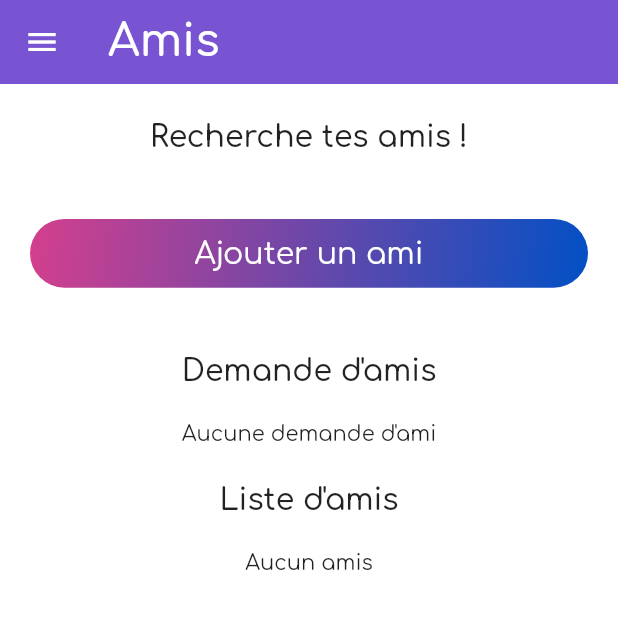
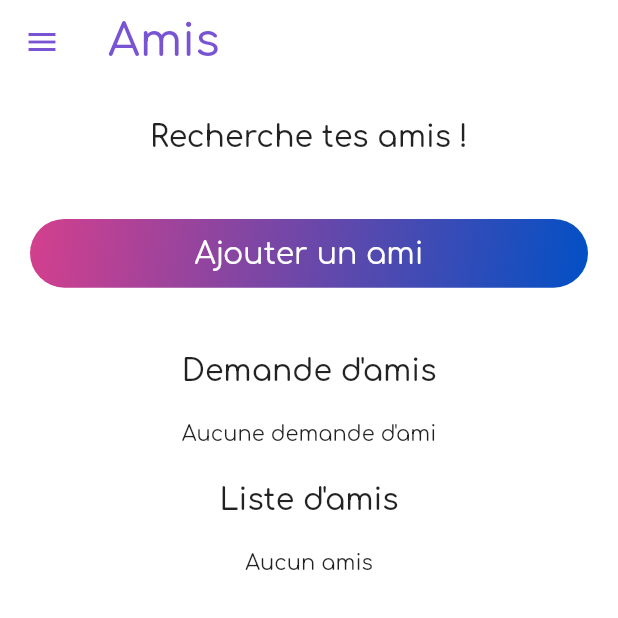
Before and after one commit to jeremySrgt/lynightProject, a Flutter app: the FriendsPage screen opened by its route, on a phone screen of 412 x 824 dp, the top half of it. Run offline on Flutter 3.47's test engine with Material 2 defaults, Android fonts, the phone set to English and light mode, and no system bars; drawn by our look-alikes of pull_to_refresh; our stand-ins replace cloud_firestore, firebase_auth, firebase_storage, flutter_datetime_picker, flutter_slidable, font_awesome_flutter and 6 more; missing offline and left inert: folding_cell, qr_code_scanner; accounts and stored records are empty; project files that could hold a hidden picture were left out.

Commit message:
friends change app bar

```diff
--- a/lib/friends/friendsPage.dart
+++ b/lib/friends/friendsPage.dart
@@ -560,11 +560,11 @@ class _FriendsPageState extends State<FriendsPage> {
       backgroundColor: Colors.white,
       appBar: AppBar(
         elevation: 0.0, // pour éviter l'ombre qui fait moche avec l'animation du refresh
-        backgroundColor: Theme.of(context).primaryColor,
-        iconTheme: IconThemeData(color: Colors.white),
+        backgroundColor: Colors.white,
+        iconTheme: IconThemeData(color: Theme.of(context).primaryColor),
         title: Text(
           'Amis',
-          style: TextStyle(color: Colors.white, fontSize: 30),
+          style: TextStyle(color: Theme.of(context).primaryColor, fontSize: 30),
         ),
       ),
       body: SmartRefresher(
```
